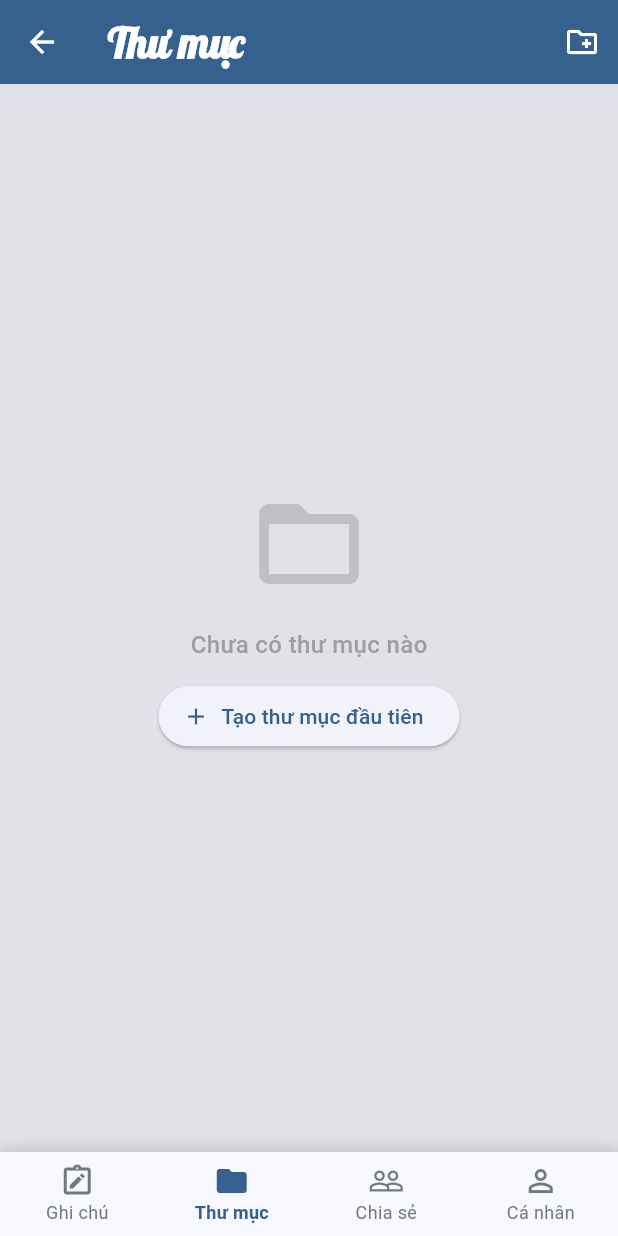
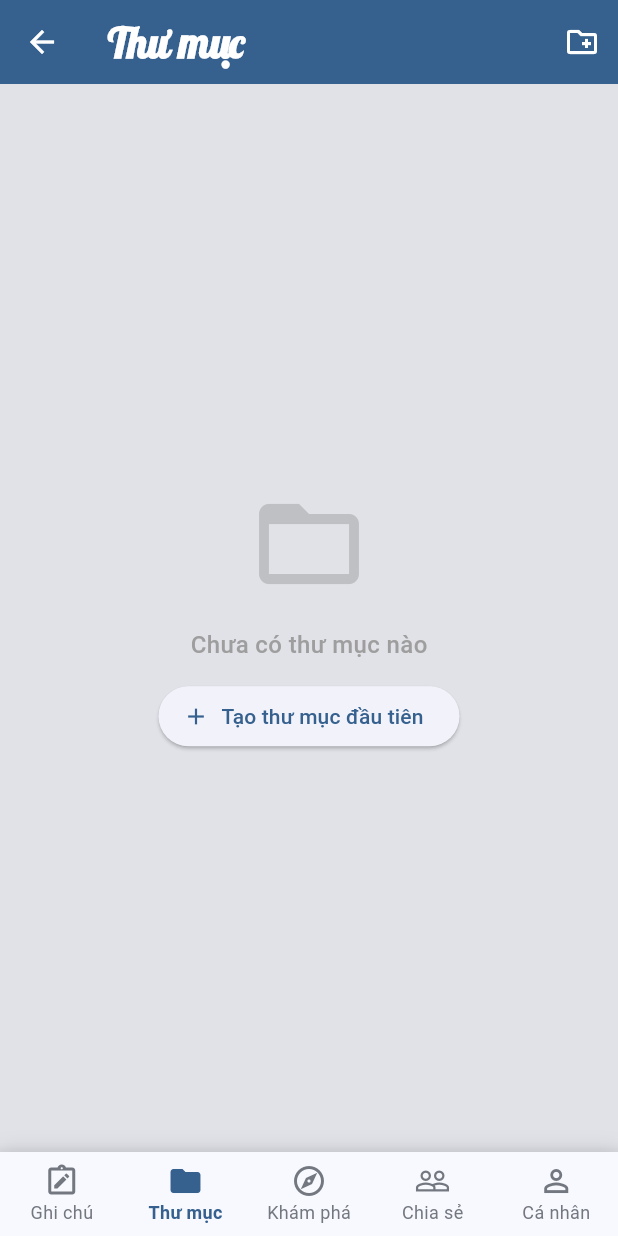
Before and after one commit to nguyentuanthien2384/mobile_n02_group13_final, a Flutter app: the MainShell screen opened directly, item 2 of the bottom bar chosen, on a phone screen of 412 x 824 dp. Run offline on Flutter 3.47's test engine with Material 3 defaults, Android fonts, the phone set to English and light mode, and no system bars; our stand-ins replace audioplayers, cloud_firestore, connectivity_plus, file_picker, firebase_auth, firebase_core and 10 more; missing offline and left inert: flutter_quill, record; accounts and stored records are empty; network calls fail; statements that could not run were skipped.

Commit message:
Setup main.dart and MainShell with social tab and routing

```diff
--- a/lib/main.dart
+++ b/lib/main.dart
@@ -17,6 +17,7 @@ import 'package:firebase_auth/firebase_auth.dart';
 import 'provider/tag_provider.dart';
 import 'provider/theme_provider.dart';
 import 'provider/folder_provider.dart';
+import 'provider/social_provider.dart';
 import 'screen/tag_management_screen.dart';
 import 'screen/performance_test_screen.dart';
 import 'screen/note_view_screen.dart';
@@ -68,6 +69,7 @@ Future<void> main() async {
         ChangeNotifierProvider(create: (_) => NoteProvider()),
         ChangeNotifierProvider(create: (_) => TagProvider()),
         ChangeNotifierProvider(create: (_) => FolderProvider()),
+        ChangeNotifierProvider(create: (_) => SocialProvider()),
         ChangeNotifierProvider.value(value: themeProvider),
       ],
       child: TodoApp(database: database, isLoggedIn: isLoggedIn, initialRoute: initialRoute),
--- a/lib/screen/main_shell.dart
+++ b/lib/screen/main_shell.dart
@@ -1,6 +1,10 @@
 import 'package:flutter/material.dart';
+import 'package:provider/provider.dart';
+import 'package:todoapp/provider/social_provider.dart';
+import 'package:todoapp/screen/notes_home_screen.dart';
 import 'package:todoapp/screen/home_screen.dart';
 import 'package:todoapp/screen/folder_screen.dart';
+import 'package:todoapp/screen/explore_screen.dart';
 import 'package:todoapp/screen/shared_notes_screen.dart';
 import 'package:todoapp/screen/profile_screen.dart';
 
@@ -14,9 +18,42 @@ class MainShell extends StatefulWidget {
 class _MainShellState extends State<MainShell> {
   int _currentIndex = 0;
 
+  @override
+  void initState() {
+    super.initState();
+    WidgetsBinding.instance.addPostFrameCallback((_) {
+      context.read<SocialProvider>().refreshUnread();
+    });
+  }
+
+  Widget _badged(Widget icon, int count) {
+    if (count <= 0) return icon;
+    return Stack(
+      clipBehavior: Clip.none,
+      children: [
+        icon,
+        Positioned(
+          right: -6,
+          top: -4,
+          child: Container(
+            padding: const EdgeInsets.all(3),
+            decoration: const BoxDecoration(color: Colors.red, shape: BoxShape.circle),
+            constraints: const BoxConstraints(minWidth: 14, minHeight: 14),
+            child: Text(
+              count > 9 ? '9+' : '$count',
+              style: const TextStyle(color: Colors.white, fontSize: 8),
+              textAlign: TextAlign.center,
+            ),
+          ),
+        ),
+      ],
+    );
+  }
+
   final List<Widget> _screens = [
-    const HomeScreen(),
+    const NotesHomeScreen(),
     const FolderScreen(),
+    const ExploreScreen(),
     const SharedNotesScreen(),
     const ProfileScreen(),
   ];
@@ -53,23 +90,34 @@ class _MainShellState extends State<MainShell> {
           unselectedItemColor: theme.colorScheme.outline,
           selectedLabelStyle: const TextStyle(fontWeight: FontWeight.bold, fontSize: 12),
           unselectedLabelStyle: const TextStyle(fontSize: 12),
-          items: const [
-            BottomNavigationBarItem(
+          items: [
+            const BottomNavigationBarItem(
               icon: Icon(Icons.note_alt_outlined),
               activeIcon: Icon(Icons.note_alt),
               label: 'Ghi chú',
             ),
-            BottomNavigationBarItem(
+            const BottomNavigationBarItem(
               icon: Icon(Icons.folder_open_outlined),
               activeIcon: Icon(Icons.folder),
               label: 'Thư mục',
             ),
             BottomNavigationBarItem(
+              icon: Consumer<SocialProvider>(
+                builder: (context, social, _) => _badged(
+                  const Icon(Icons.explore_outlined), social.unread),
+              ),
+              activeIcon: Consumer<SocialProvider>(
+                builder: (context, social, _) => _badged(
+                  const Icon(Icons.explore), social.unread),
+              ),
+              label: 'Khám phá',
+            ),
+            const BottomNavigationBarItem(
               icon: Icon(Icons.people_outline),
               activeIcon: Icon(Icons.people),
               label: 'Chia sẻ',
             ),
-            BottomNavigationBarItem(
+            const BottomNavigationBarItem(
               icon: Icon(Icons.person_outline),
               activeIcon: Icon(Icons.person),
               label: 'Cá nhân',
```
